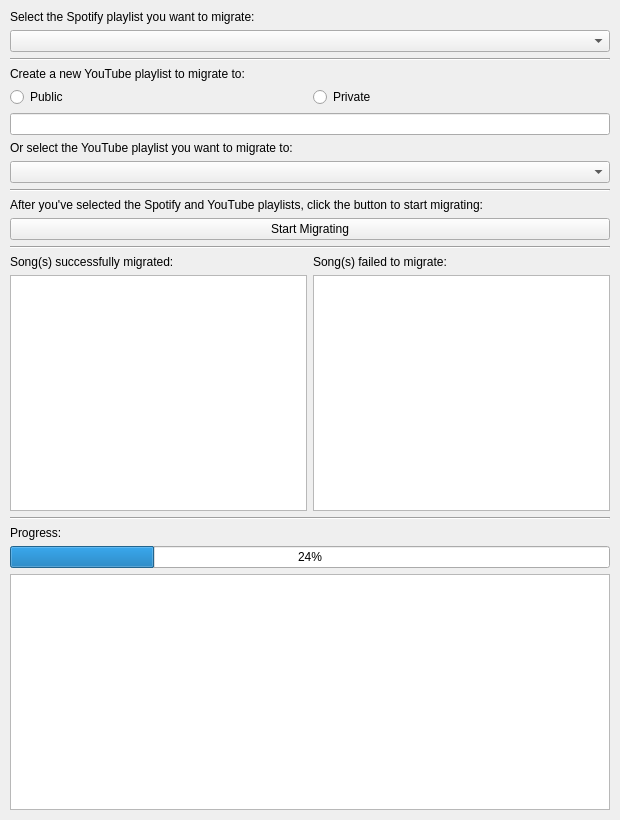
This is ui/form.ui in cxycode32/speedertube as Qt 5 draws it before an edit. The edited form follows.
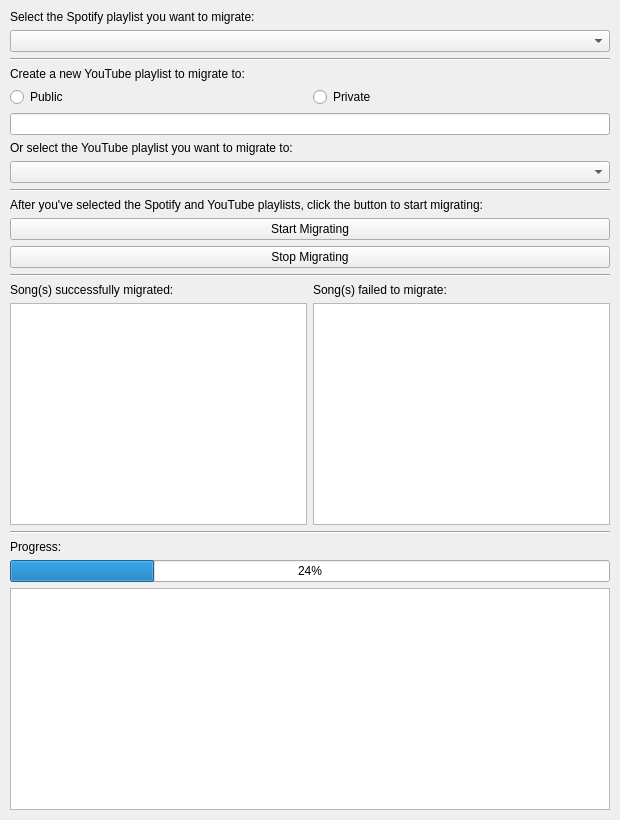
This is the edited form.

Commit message: added stop migration button

```diff
--- a/ui/form.ui
+++ b/ui/form.ui
@@ -96,55 +96,62 @@
      </widget>
     </item>
     <item row="11" column="0" colspan="2">
+     <widget class="QPushButton" name="pushButton_2">
+      <property name="text">
+       <string>Stop Migrating</string>
+      </property>
+     </widget>
+    </item>
+    <item row="12" column="0" colspan="2">
      <widget class="Line" name="line_3">
       <property name="orientation">
        <enum>Qt::Orientation::Horizontal</enum>
       </property>
      </widget>
     </item>
-    <item row="13" column="0">
+    <item row="14" column="0">
      <widget class="QLabel" name="label_4">
       <property name="text">
        <string>Song(s) successfully migrated:</string>
       </property>
      </widget>
     </item>
-    <item row="13" column="1">
+    <item row="14" column="1">
      <widget class="QLabel" name="label_5">
       <property name="text">
        <string>Song(s) failed to migrate:</string>
       </property>
      </widget>
     </item>
-    <item row="16" column="0">
+    <item row="17" column="0">
      <widget class="QListView" name="listView">
      </widget>
     </item>
-    <item row="16" column="1">
+    <item row="17" column="1">
      <widget class="QListView" name="listView_2"/>
     </item>
-    <item row="17" column="0" colspan="2">
+    <item row="18" column="0" colspan="2">
      <widget class="Line" name="line_4">
       <property name="orientation">
        <enum>Qt::Orientation::Horizontal</enum>
       </property>
      </widget>
     </item>
-    <item row="18" column="0">
+    <item row="19" column="0">
      <widget class="QLabel" name="label_7">
       <property name="text">
        <string>Progress:</string>
       </property>
      </widget>
     </item>
-    <item row="19" column="0" colspan="2">
+    <item row="20" column="0" colspan="2">
      <widget class="QProgressBar" name="progressBar">
       <property name="value">
        <number>24</number>
       </property>
      </widget>
     </item>
-    <item row="20" column="0" colspan="2">
+    <item row="21" column="0" colspan="2">
      <widget class="QListView" name="listView_3"/>
     </item>
    </layout>
```
The commit also changes 2 other files.
